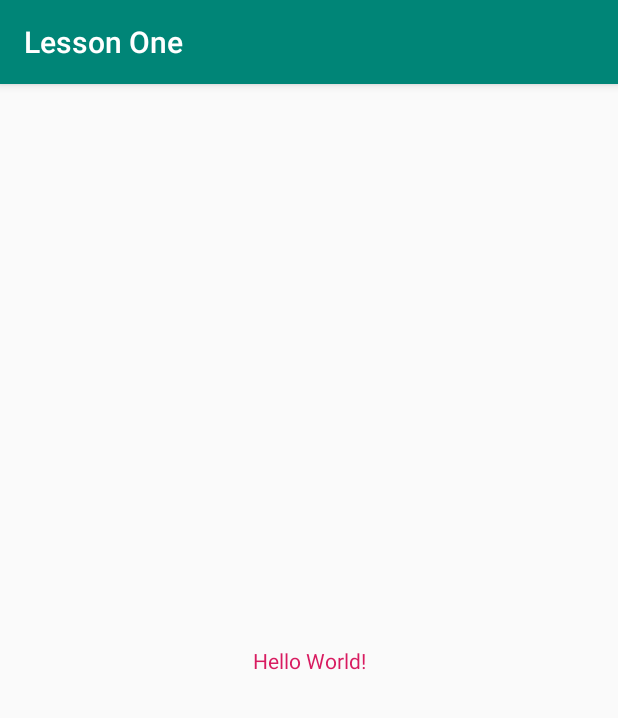
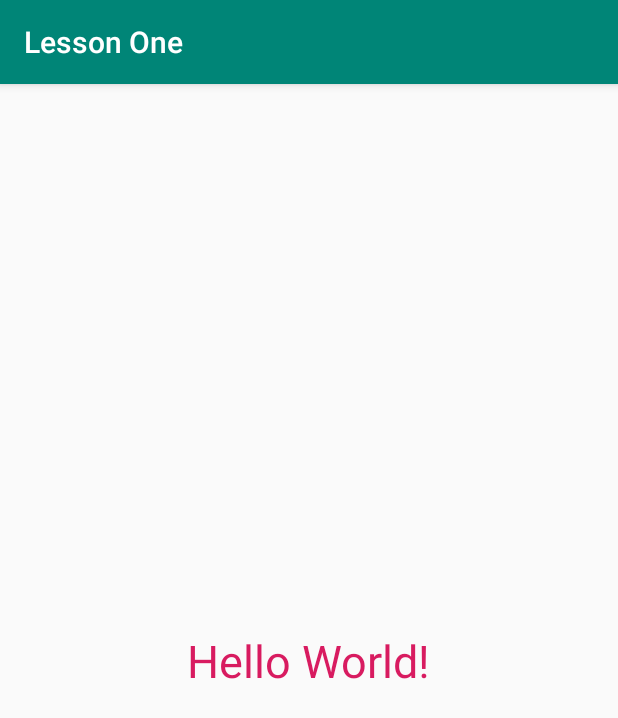
Before and after one commit to siporqueno/android1, an Android app: the screen it shows after launch (MainActivity), on a phone screen of 412 x 824 dp. Shown: the top 718 px of the screen. Run offline under Robolectric (Android 15) with nearby library versions, the light colour scheme and no system bars.

Commit message:
Added text size for "Hello World!"

```diff
--- a/app/src/main/res/layout/activity_main.xml
+++ b/app/src/main/res/layout/activity_main.xml
@@ -10,6 +10,7 @@
         android:layout_width="wrap_content"
         android:layout_height="wrap_content"
         android:text="@string/hello"
+        android:textSize="30sp"
         android:textColor="@color/colorAccent"
         app:layout_constraintBottom_toBottomOf="parent"
         app:layout_constraintLeft_toLeftOf="parent"
```
